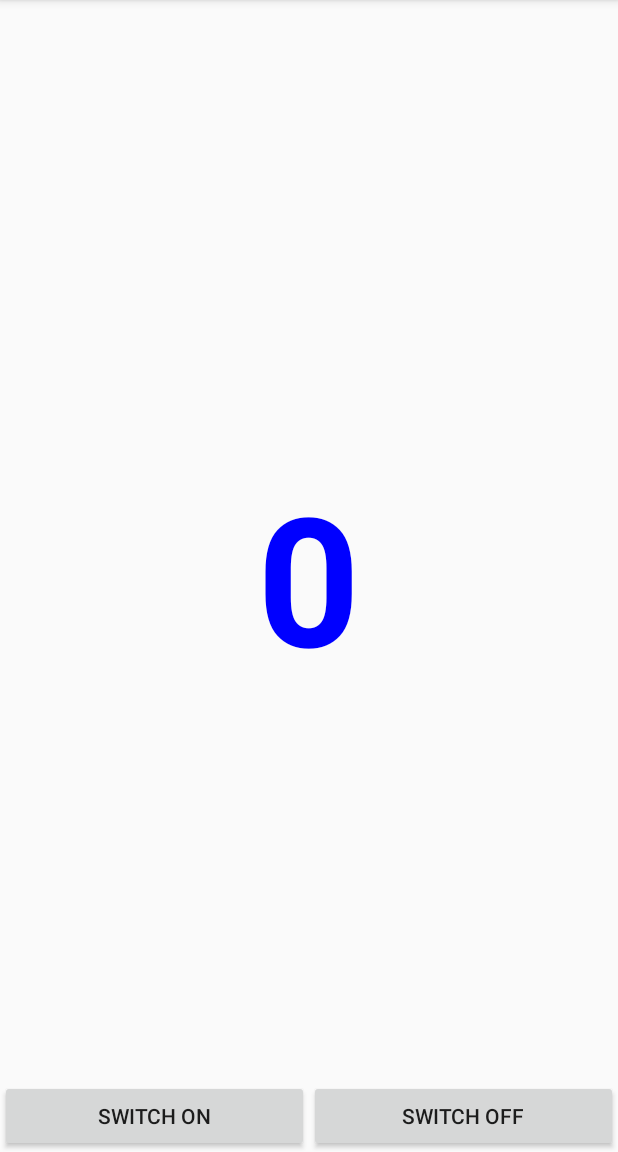
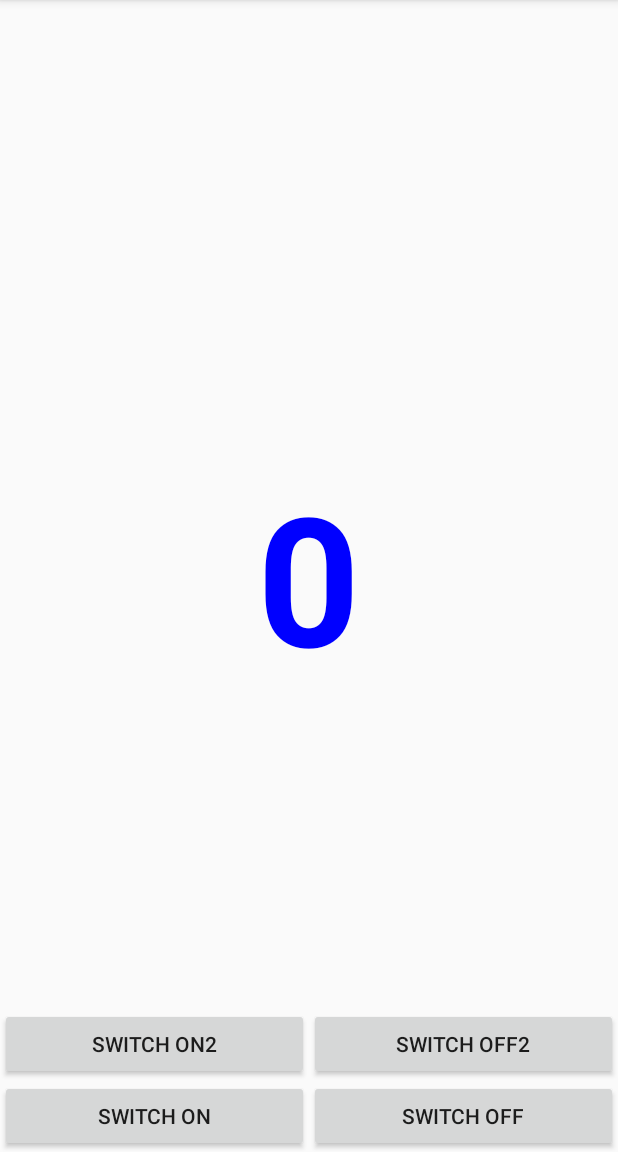
Before and after one commit to PhdPattanapong/GreenHouse, an Android app: the screen it shows after launch (MainActivity), after a tap on "SWITCH ON", on a phone screen of 412 x 824 dp, the part 84-1236 px from its top. Run offline under Robolectric (Android 15) with nearby library versions, the phone set to English and light mode, and no system bars; our stand-ins replace Firebase (no records; nobody signed in at launch, a user with empty details on screens opened directly); 1 statement that could not run was skipped.

Commit message:
Listener of Switch Sucess Update

```diff
--- a/app/src/main/java/thailand/thathiew/pattanapong/greenhouse/MainActivity.java
+++ b/app/src/main/java/thailand/thathiew/pattanapong/greenhouse/MainActivity.java
@@ -90,7 +90,7 @@ public class MainActivity extends AppCompatActivity {
         switchButton.setOnClickListener(new View.OnClickListener() {
             @Override
             public void onClick(View v) {
-                updateFirebase(1);
+                updateFirebase(1,"FromMobile");
             }
         });
 
@@ -98,13 +98,40 @@ public class MainActivity extends AppCompatActivity {
        switchOffButton.setOnClickListener(new View.OnClickListener() {
            @Override
            public void onClick(View v) {
-               updateFirebase(0);
+               updateFirebase(0,"FromMobile");
+           }
+       });
+
+       Button on2Button= findViewById(R.id.btnSwitchOn2);
+       on2Button.setOnClickListener(new View.OnClickListener() {
+           @Override
+           public void onClick(View v) {
+               updateFirebase(1,"FromAndriod");
+           }
+       });
+
+       Button off2Button = findViewById(R.id.btnSwitchOFF2);
+       off2Button.setOnClickListener(new View.OnClickListener() {
+           @Override
+           public void onClick(View v) {
+               updateFirebase(0,"FromAndriod");
            }
        });
 
     }   // Main Method
 
-    private void updateFirebase(int i) {
+    private void updateFirebase(int i,String childString) {
+
+        SignalModel signalModel = new SignalModel(i);
+        FirebaseDatabase firebaseDatabase = FirebaseDatabase.getInstance();
+        DatabaseReference databaseReference = firebaseDatabase.getReference().child(childString);
+        databaseReference.setValue(signalModel).addOnSuccessListener(new OnSuccessListener<Void>() {
+            @Override
+            public void onSuccess(Void aVoid) {
+
+            }
+        });
+
 
     }
 
--- a/app/src/main/res/layout/activity_main.xml
+++ b/app/src/main/res/layout/activity_main.xml
@@ -14,7 +14,31 @@
         android:layout_height="wrap_content"
         android:text="0000"
         android:layout_centerInParent="true" />
+    <!--Button-->
+
     <LinearLayout
+       android:layout_above="@+id/linButton"
+        android:orientation="horizontal"
+        android:layout_width="match_parent"
+        android:layout_height="wrap_content">
+
+   <Button
+       android:id="@+id/btnSwitchOn2"
+       android:text="Switch ON2"
+       android:layout_weight="1"
+       android:layout_width="match_parent"
+       android:layout_height="wrap_content" />
+
+        <Button
+            android:id="@+id/btnSwitchOFF2"
+            android:text="Switch OFF2"
+            android:layout_weight="1"
+            android:layout_width="match_parent"
+            android:layout_height="wrap_content" />
+    </LinearLayout>
+
+    <LinearLayout
+        android:id="@+id/linButton"
         android:layout_alignParentBottom="true"
         android:orientation="horizontal"
         android:layout_width="match_parent"
```
Also changed, not shown: app/src/main/java/thailand/thathiew/pattanapong/greenhouse/SignalModel.java (added, +51 -0 lines). Lines whose indentation alone changed are shown as unchanged.
